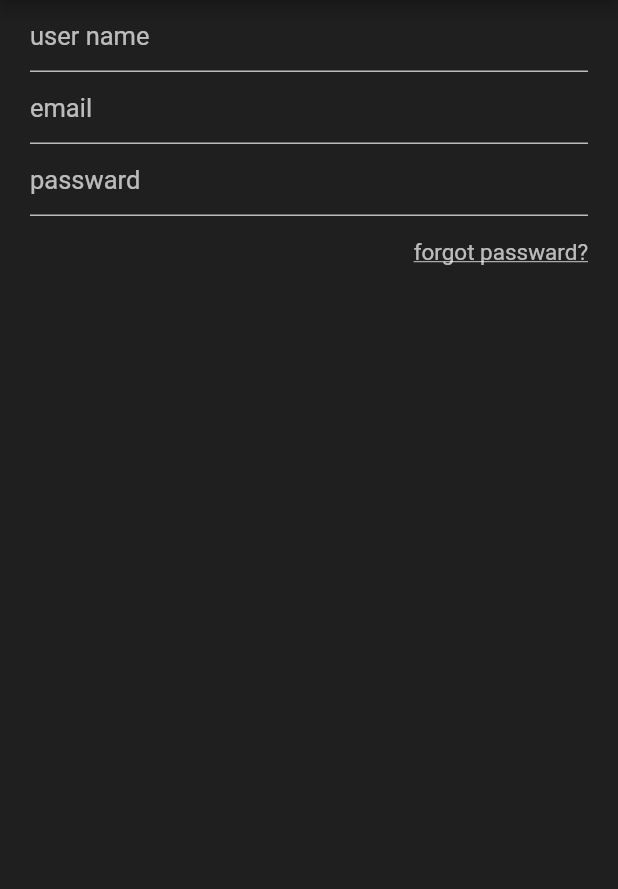
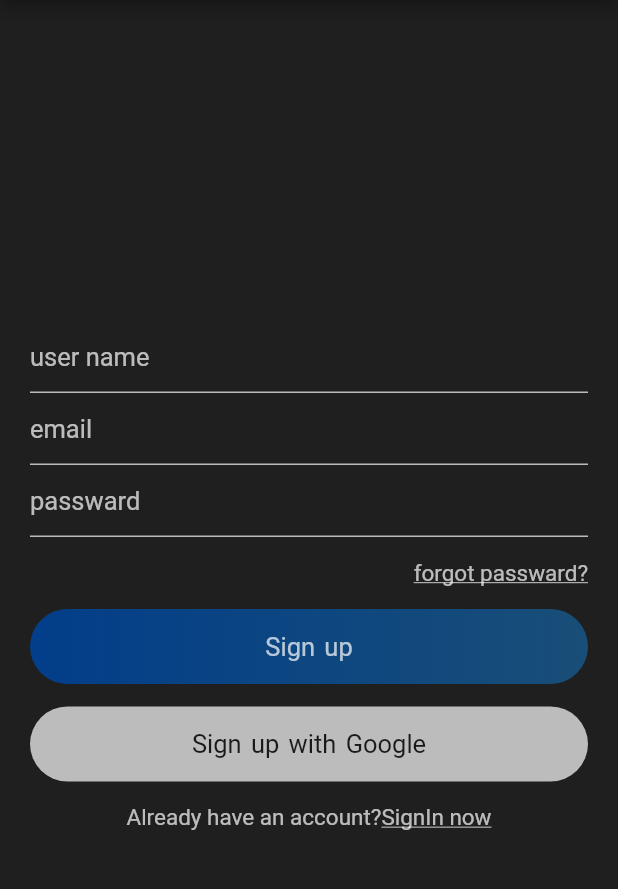
Before and after one commit to DARK-PROGRAMMER-I/Simple_Chat_App, a Flutter app: the screen it shows after launch, on a phone screen of 412 x 824 dp, the part 84-973 px from its top. Run offline on Flutter 3.47's test engine with Material 2 defaults, Android fonts, the phone set to English and light mode, and no system bars; our stand-ins replace google_fonts; missing offline and left inert: dart:ffi.

Commit message:
Sign up page complete

```diff
--- a/lib/views/signup.dart
+++ b/lib/views/signup.dart
@@ -19,6 +19,7 @@ class _SignUpState extends State<SignUp> {
           child: Padding(
             padding: const EdgeInsets.symmetric(horizontal: 20 ),
             child: Column(
+              mainAxisAlignment: MainAxisAlignment.center,
               children: [
                 TextField(
                   decoration: hint_text("user name"),
@@ -48,13 +49,57 @@ class _SignUpState extends State<SignUp> {
                   height: 15,
                 ),
                 Container(
-                // child: Text("Hello", style: ,)
+                  alignment: Alignment.center,
+                  padding: EdgeInsets.symmetric( vertical: 15),
+                  decoration: BoxDecoration(
+                    gradient: LinearGradient(
+                      colors: [
+                        Color(0xff023e8a),
+                        // Color(0xff0077b6),
+                        Color(0xff184e77)
+                      ]
+                    ),
+                    borderRadius: BorderRadius.circular(25)
+                  ),
+                  child: Container(
+                    padding: EdgeInsets.symmetric(horizontal: 10),
+                    child: Text("Sign up", style: TextStyle(color: Colors.white70, fontSize: 17, wordSpacing: 2),)
+                  ),
+                ),
+                // Adding Space between Buttons
+                SizedBox(
+                  height: 15,
+                ),
+              //  Second Button
+                Container(
+                  padding: EdgeInsets.symmetric(vertical: 15),
+                  decoration: BoxDecoration(
+                    color: Colors.white70,
+                    borderRadius: BorderRadius.circular(25)
+                  ),
+                  child: Container(
+                    alignment: Alignment.center,
+                    child: Text("Sign up with Google", style: TextStyle(color: Colors.black87, fontSize: 17, wordSpacing: 2),),
+                  ),
+                ),
+                // Sized Box
+                SizedBox(
+                  height: 15,
+                ),
+                // Last Line
+                Row(
+                  mainAxisAlignment: MainAxisAlignment.center,
+                  children: [
+                    Text("Already have an account?", style: TextStyle(color: Colors.white70, fontSize: 15),),
+                    Text("SignIn now", style: TextStyle(color: Colors.white70, fontSize: 15, decoration: TextDecoration.underline),)
+                  ],
                 ),
 
               ],
             ),
           ),
         ),
+
     );
   }
 }
```
Lines whose indentation alone changed are shown as unchanged.
